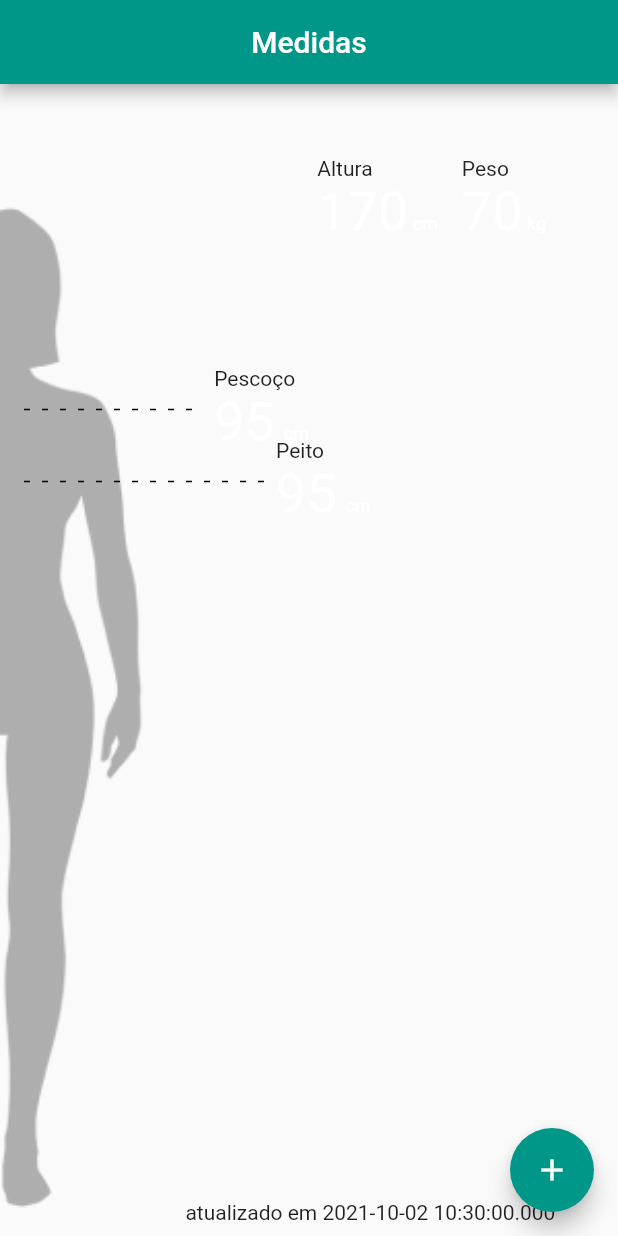
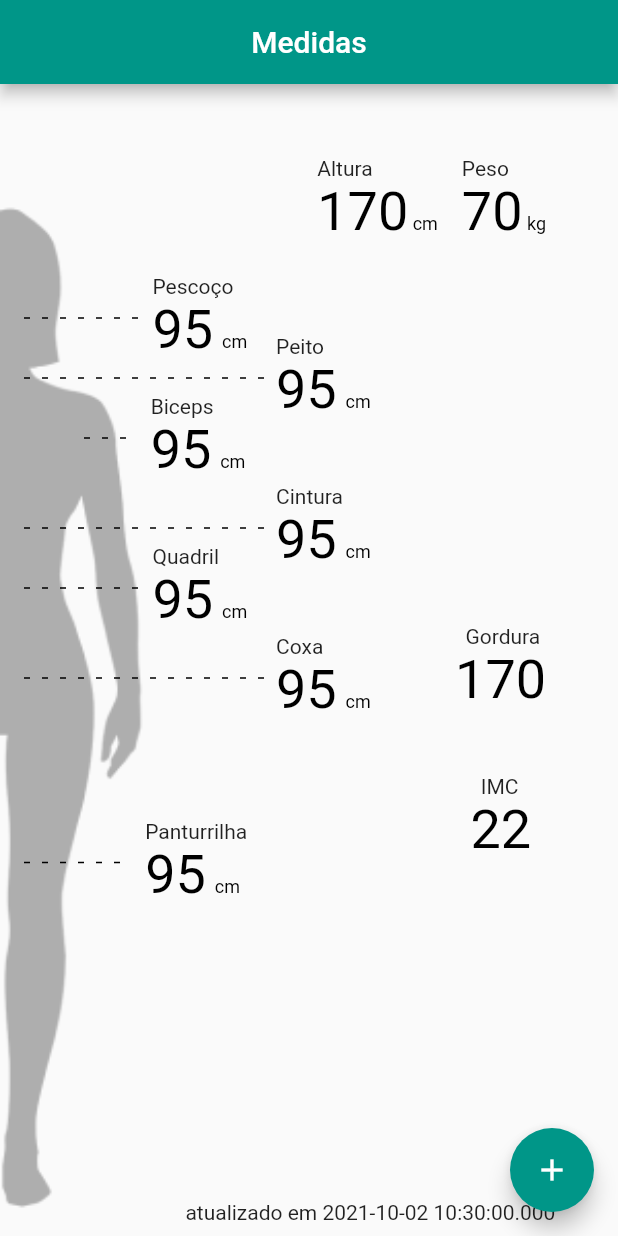
Before and after one commit to comp3034/atividade-1o-bimestre-ErikaAlcantara, a Flutter app: the screen it shows after launch, on a phone screen of 412 x 824 dp. Run offline on Flutter 3.47's test engine with Material 2 defaults, Android fonts, the phone set to English and light mode, and no system bars; drawn by our look-alikes of dotted_line; our stand-ins replace boxicons, fluttericon, google_fonts, validators; missing offline and left inert: direct_select_flutter, pixel_perfect.

Commit message:
Measurements screen

```diff
--- a/bodyapp/lib/medidas/ui/screens/medidas_screen.dart
+++ b/bodyapp/lib/medidas/ui/screens/medidas_screen.dart
@@ -1,3 +1,5 @@
+import 'dart:math';
+
 import 'package:dotted_line/dotted_line.dart';
 import 'package:flutter/material.dart';
 
@@ -48,19 +50,84 @@ class MedidasScreen extends StatelessWidget {
                 ],
               ),
             ),
+            Positioned(
+              right: 45,
+              bottom: 350,
+              child: Row(
+                children: [
+                  MeasureLabelWidget(
+                    label: '  Gordura',
+                    value: '170',
+                  ),
+                ],
+              ),
+            ),
+            Positioned(
+              right: 55,
+              bottom: 250,
+              child: Row(
+                children: [
+                  MeasureLabelWidget(
+                    label: '  IMC',
+                    value: '22',
+                  ),
+                ],
+              ),
+            ),
+
             NestedMeasureWidget(
-              top: 188,
+              top: 127,
               left: 0,
-              width: width * .5,
+              width: width * .4,
               label: 'Pescoço',
               value: '95',
               measure: ' cm',
             ),
             NestedMeasureWidget(
-              top: 188 + 48,
+              top: 167,
               left: 0,
               width: width * .6,
               label: 'Peito',
+              value: '95',
+              measure: ' cm',
+            ),
+            NestedMeasureWidget(
+              top: 207,
+              left: 40,
+              width: width * .3,
+              label: 'Biceps',
+              value: '95',
+              measure: ' cm',
+            ),
+            NestedMeasureWidget(
+              top: 267,
+              left: 0,
+              width: width * .6,
+              label: 'Cintura',
+              value: '95',
+              measure: ' cm',
+            ),
+            NestedMeasureWidget(
+              top: 307,
+              left: 0,
+              width: width * .4,
+              label: 'Quadril',
+              value: '95',
+              measure: ' cm',
+            ),
+            NestedMeasureWidget(
+              top: 367,
+              left: 0,
+              width: width * .6,
+              label: 'Coxa',
+              value: '95',
+              measure: ' cm',
+            ),
+            NestedMeasureWidget(
+              top: 490,
+              left: 0,
+              width: width * .4,
+              label: 'Panturrilha',
               value: '95',
               measure: ' cm',
             ),
@@ -147,12 +214,14 @@ class MeasureLabelWidget extends StatelessWidget {
             text: '$value',
             style: TextStyle(
               fontSize: 36,
+              color: Colors.black
             ),
             children: [
               TextSpan(
                 text: ' $measure',
                 style: TextStyle(
                   fontSize: 12,
+                  color: Colors.black
                 ),
               ),
             ],
--- a/bodyapp/lib/shared/colors.dart
+++ b/bodyapp/lib/shared/colors.dart
@@ -41,6 +41,10 @@ class AppColors {
       700: Color(0xFF056D6D),
       800: Color(0xFF046363),
       900: Color(0xFF025050),
+      1000: Color(0x3FC044),
+      1001: Color(0x106DB1),
+      1002: Color(0xF53A3A)
+
     },
   );
   static const int _tealPrimaryValue = 0xFF078080;
```
